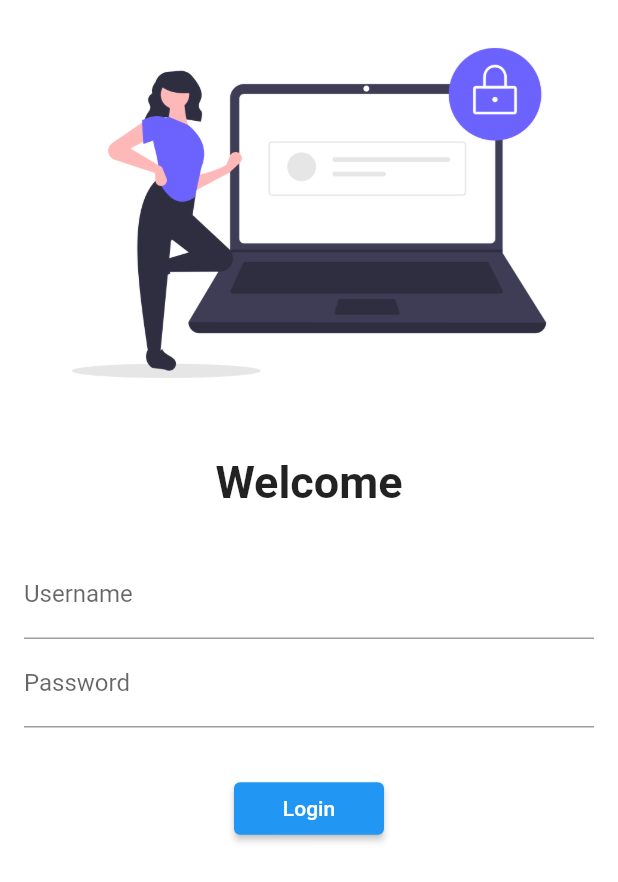
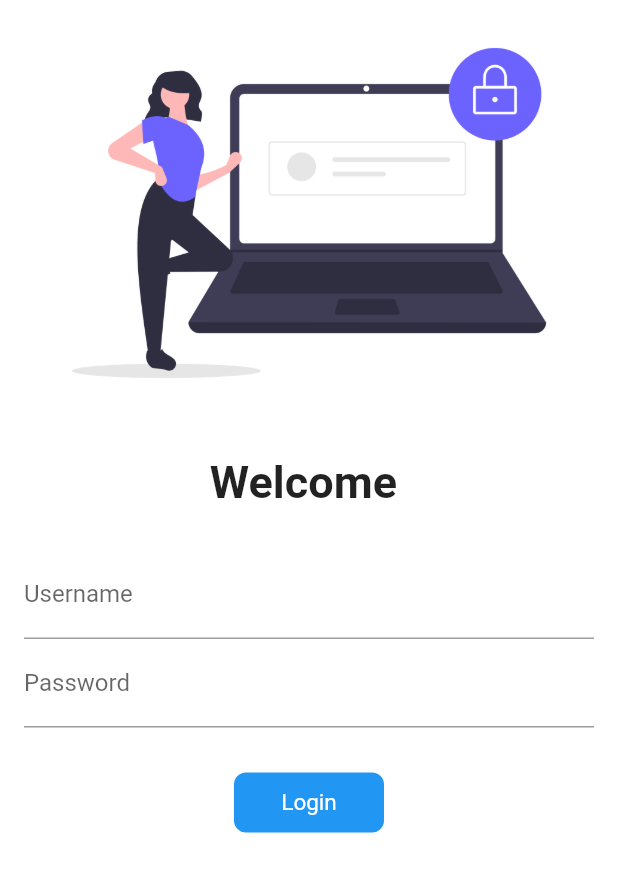
Before and after one commit to Jjakhar/flutter, a Flutter app: the screen it shows after launch, on a phone screen of 412 x 824 dp. Shown: the top 882 px of the screen. Run offline on Flutter 3.47's test engine with Material 2 defaults, Android fonts, the phone set to English and light mode, and no system bars.

Commit message:
day 6 completed

```diff
--- a/lib/home_page.dart
+++ b/lib/home_page.dart
@@ -1,6 +1,6 @@
 import 'package:flutter/material.dart';
 
-class homepage extends StatelessWidget {
+class HomePage extends StatelessWidget {
   // const homepage({super.key});
 
   @override
@@ -10,7 +10,7 @@ class homepage extends StatelessWidget {
 
     return Scaffold(
       appBar: AppBar(
-        title: Text("First App"),
+        title: Text("Catalog App"),
       ),
       body: Center(
         child: Container(
--- a/lib/login_page.dart
+++ b/lib/login_page.dart
@@ -1,8 +1,15 @@
 import 'package:flutter/material.dart';
 import 'package:flutter_application_1/utils/routes.dart';
 
-class loginpage extends StatelessWidget {
+class LoginPage extends StatefulWidget {
+  @override
+  State<LoginPage> createState() => _LoginPageState();
+}
+
+class _LoginPageState extends State<LoginPage> {
   // const loginpage({super.key});
+  String name = "";
+  bool changeButton = false;
 
   @override
   Widget build(BuildContext context) {
@@ -20,7 +27,7 @@ class loginpage extends StatelessWidget {
             // child: Text("aghd"),
           ),
           Text(
-            "Welcome",
+            "Welcome $name",
             style: TextStyle(
               fontSize: 30,
               fontWeight: FontWeight.bold,
@@ -38,6 +45,10 @@ class loginpage extends StatelessWidget {
                     labelText: "Username",
                     hintText: "Enter Username",
                   ),
+                  onChanged: (value) {
+                    name = value;
+                    setState(() {});
+                  },
                 ),
                 TextFormField(
                   obscureText: true,
@@ -49,13 +60,40 @@ class loginpage extends StatelessWidget {
                 SizedBox(
                   height: 30,
                 ),
-                ElevatedButton(
-                    child: Text("Login"),
-                    onPressed: () {
-                      // print("Hi Jaiyant Jakhar");
-                      Navigator.pushNamed(context, myroutes.homeroute);
-                    },
-                    style: TextButton.styleFrom(minimumSize: Size(100, 35))),
+                InkWell(
+                  onTap: () async {
+                    setState(() {
+                      changeButton = true;
+                    });
+                    await Future.delayed(Duration(seconds: 1));
+                    Navigator.pushNamed(context, myroutes.homeroute);
+                  },
+                  child: AnimatedContainer(
+                    duration: Duration(seconds: 1),
+                    width: changeButton ? 40 : 100,
+                    height: 40,
+                    alignment: Alignment.center,
+                    child: changeButton
+                        ? Icon(Icons.done)
+                        : Text(
+                            "Login",
+                            style: TextStyle(color: Colors.white, fontSize: 15),
+                          ),
+                    decoration: BoxDecoration(
+                        color: Colors.blue,
+                        // shape:
+                        //     changeButton ? BoxShape.circle : BoxShape.rectangle,
+                        borderRadius:
+                            BorderRadius.circular(changeButton ? 40 : 8)),
+                  ),
+                )
+                // ElevatedButton(
+                //     child: Text("Login"),
+                //     onPressed: () {
+                //       // print("Hi Jaiyant Jakhar");
+                //       Navigator.pushNamed(context, myroutes.homeroute);
+                //     },
+                //     style: TextButton.styleFrom(minimumSize: Size(100, 35))),
               ],
             ),
           )
--- a/lib/main.dart
+++ b/lib/main.dart
@@ -21,12 +21,12 @@ class MyApp extends StatelessWidget {
       // initialRoute: "/home",
 
       routes: {
-        "/": (context) => loginpage(),
-        // "/home": (context) => homepage(),
-        // "/login": (context) => loginpage(),
+        "/": (context) => LoginPage(),
+        // "/home": (context) => HomePage(),
+        // "/login": (context) => LoginPage(),
 
-        myroutes.homeroute: (context) => homepage(),
-        myroutes.loginroute: (context) => loginpage(),
+        myroutes.homeroute: (context) => HomePage(),
+        myroutes.loginroute: (context) => LoginPage(),
       },
     );
   }
```
